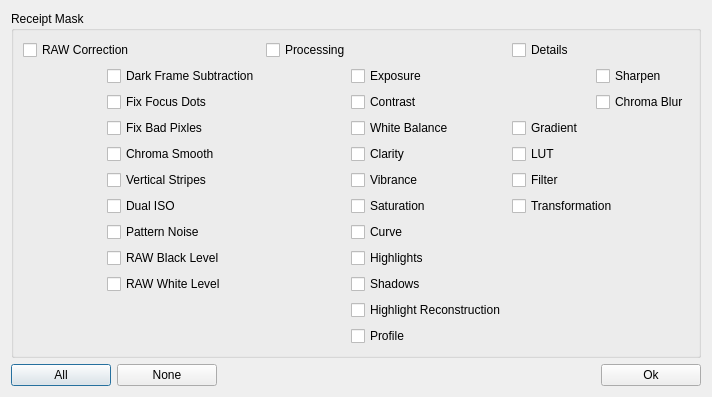
This is platform/qt/ReceiptCopyMaskDialog.ui in ilia3101/MLV-App as Qt 5 draws it before an edit. The edited form follows.
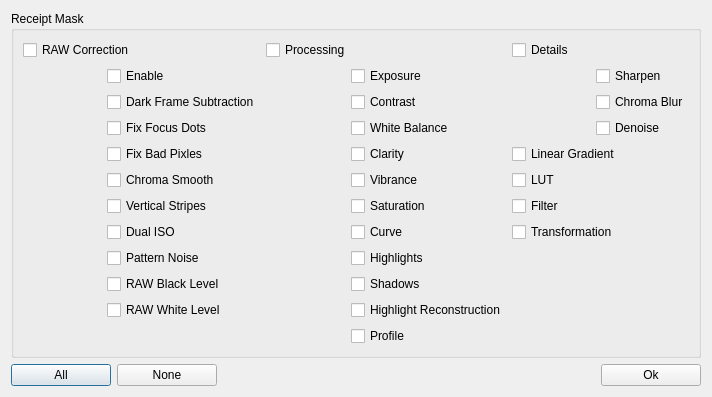
This is the edited form.

Commit message: CopyPaste Mask fully working

What changed in the file:
```diff
--- a/platform/qt/ReceiptCopyMaskDialog.ui
+++ b/platform/qt/ReceiptCopyMaskDialog.ui
@@ -60,6 +60,13 @@
             </property>
            </widget>
           </item>
+          <item>
+           <widget class="QCheckBox" name="checkBoxDenoise">
+            <property name="text">
+             <string>Denoise</string>
+            </property>
+           </widget>
+          </item>
          </layout>
         </item>
         <item row="0" column="0" colspan="2">
@@ -190,6 +197,13 @@
           <property name="sizeConstraint">
            <enum>QLayout::SetMinimumSize</enum>
           </property>
+          <item>
+           <widget class="QCheckBox" name="checkBoxRawCorrectEnable">
+            <property name="text">
+             <string>Enable</string>
+            </property>
+           </widget>
+          </item>
           <item>
            <widget class="QCheckBox" name="checkBoxDarkFrameSubtraction">
             <property name="text">
@@ -271,7 +285,7 @@
         <item row="3" column="4" colspan="2">
          <widget class="QCheckBox" name="checkBoxGradient">
           <property name="text">
-           <string>Gradient</string>
+           <string>Linear Gradient</string>
           </property>
          </widget>
         </item>
```
The commit also changes 3 other files.
